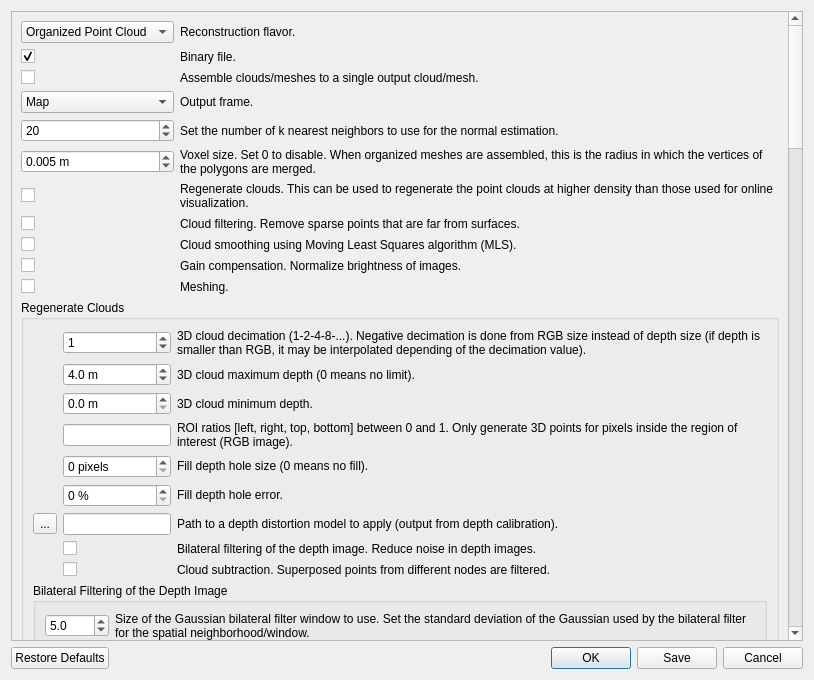
Above: guilib/src/ui/exportCloudsDialog.ui from introlab/rtabmap before the change. Below: the same form after it.
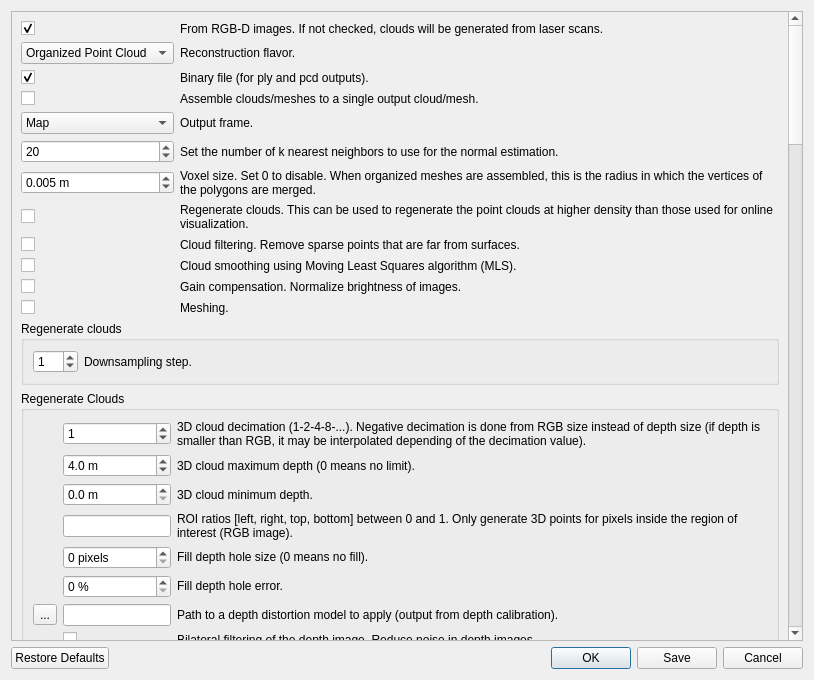
That is the form after the change.

Commit message: Export Clouds: export scans integrated in the same dialog (remove export scans dialog)

The edit to the form file:
```diff
--- a/guilib/src/ui/exportCloudsDialog.ui
+++ b/guilib/src/ui/exportCloudsDialog.ui
@@ -25,23 +25,58 @@
         <x>0</x>
         <y>0</y>
         <width>773</width>
-        <height>3795</height>
+        <height>3895</height>
        </rect>
       </property>
       <layout class="QVBoxLayout" name="verticalLayout_13">
        <item>
         <layout class="QGridLayout" name="gridLayout_8" columnstretch="0,1">
-         <item row="10" column="1">
-          <widget class="QLabel" name="label_binaryFile_12">
+         <item row="1" column="0">
+          <widget class="QComboBox" name="comboBox_pipeline">
+           <item>
+            <property name="text">
+             <string>Organized Point Cloud</string>
+            </property>
+           </item>
+           <item>
+            <property name="text">
+             <string>Dense Point Cloud</string>
+            </property>
+           </item>
+          </widget>
+         </item>
+         <item row="1" column="1">
+          <widget class="QLabel" name="label_12">
            <property name="text">
-            <string>Meshing.</string>
+            <string>Reconstruction flavor.</string>
+           </property>
+          </widget>
+         </item>
+         <item row="8" column="0">
+          <widget class="QCheckBox" name="checkBox_regenerate">
+           <property name="text">
+            <string/>
+           </property>
+          </widget>
+         </item>
+         <item row="9" column="0">
+          <widget class="QCheckBox" name="checkBox_filtering">
+           <property name="text">
+            <string/>
+           </property>
+          </widget>
+         </item>
+         <item row="8" column="1">
+          <widget class="QLabel" name="label_regenerate">
+           <property name="text">
+            <string>Regenerate clouds. This can be used to regenerate the point clouds at higher density than those used for online visualization.</string>
            </property>
            <property name="wordWrap">
             <bool>true</bool>
            </property>
           </widget>
          </item>
-         <item row="5" column="1">
+         <item row="7" column="1">
           <widget class="QLabel" name="label_voxel">
            <property name="text">
             <string>Voxel size. Set 0 to disable. When organized meshes are assembled, this is the radius in which the vertices of the polygons are merged.</string>
@@ -51,7 +86,44 @@
            </property>
           </widget>
          </item>
-         <item row="4" column="0">
+         <item row="11" column="0">
+          <widget class="QCheckBox" name="checkBox_gainCompensation">
+           <property name="text">
+            <string/>
+           </property>
+          </widget>
+         </item>
+         <item row="4" column="1">
+          <widget class="QLabel" name="label_binaryFile_2">
+           <property name="text">
+            <string>Assemble clouds/meshes to a single output cloud/mesh.</string>
+           </property>
+           <property name="wordWrap">
+            <bool>true</bool>
+           </property>
+          </widget>
+         </item>
+         <item row="11" column="1">
+          <widget class="QLabel" name="label_gainCompensation">
+           <property name="text">
+            <string>Gain compensation. Normalize brightness of images.</string>
+           </property>
+           <property name="wordWrap">
+            <bool>true</bool>
+           </property>
+          </widget>
+         </item>
+         <item row="5" column="1">
+          <widget class="QLabel" name="label_frame">
+           <property name="text">
+            <string>Output frame.</string>
+           </property>
+           <property name="wordWrap">
+            <bool>true</bool>
+           </property>
+          </widget>
+         </item>
+         <item row="6" column="0">
           <widget class="QSpinBox" name="spinBox_normalKSearch">
            <property name="minimum">
             <number>3</number>
@@ -61,14 +133,17 @@
            </property>
           </widget>
          </item>
-         <item row="10" column="0">
-          <widget class="QCheckBox" name="checkBox_meshing">
+         <item row="12" column="1">
+          <widget class="QLabel" name="label_binaryFile_12">
            <property name="text">
-            <string/>
+            <string>Meshing.</string>
+           </property>
+           <property name="wordWrap">
+            <bool>true</bool>
            </property>
           </widget>
          </item>
-         <item row="7" column="1">
+         <item row="9" column="1">
           <widget class="QLabel" name="label_binaryFile_9">
            <property name="text">
             <string>Cloud filtering. Remove sparse points that are far from surfaces.</string>
@@ -78,28 +153,31 @@
            </property>
           </widget>
          </item>
-         <item row="8" column="0">
+         <item row="10" column="0">
           <widget class="QCheckBox" name="checkBox_smoothing">
            <property name="text">
             <string/>
            </property>
           </widget>
          </item>
-         <item row="7" column="0">
-          <widget class="QCheckBox" name="checkBox_filtering">
+         <item row="3" column="1">
+          <widget class="QLabel" name="label_binaryFile">
            <property name="text">
-            <string/>
+            <string>Binary file (for ply and pcd outputs).</string>
            </property>
+           <property name="wordWrap">
+            <bool>true</bool>
+           </property>
           </widget>
          </item>
-         <item row="6" column="0">
-          <widget class="QCheckBox" name="checkBox_regenerate">
+         <item row="12" column="0">
+          <widget class="QCheckBox" name="checkBox_meshing">
            <property name="text">
             <string/>
            </property>
           </widget>
          </item>
-         <item row="8" column="1">
+         <item row="10" column="1">
           <widget class="QLabel" name="label_binaryFile_10">
            <property name="text">
             <string>Cloud smoothing using Moving Least Squares algorithm (MLS).</string>
@@ -109,7 +187,7 @@
            </property>
           </widget>
          </item>
-         <item row="5" column="0">
+         <item row="7" column="0">
           <widget class="QDoubleSpinBox" name="doubleSpinBox_voxelSize_assembled">
            <property name="suffix">
             <string> m</string>
@@ -128,55 +206,7 @@
            </property>
           </widget>
          </item>
-         <item row="0" column="1">
-          <widget class="QLabel" name="label_12">
-           <property name="text">
-            <string>Reconstruction flavor.</string>
-           </property>
-          </widget>
-         </item>
-         <item row="0" column="0">
-          <widget class="QComboBox" name="comboBox_pipeline">
-           <item>
-            <property name="text">
-             <string>Organized Point Cloud</string>
-            </property>
-           </item>
-           <item>
-            <property name="text">
-             <string>Dense Point Cloud</string>
-            </property>
-           </item>
-          </widget>
-         </item>
-         <item row="1" column="1">
-          <widget class="QLabel" name="label_binaryFile">
-           <property name="text">
-            <string>Binary file.</string>
-           </property>
-           <property name="wordWrap">
-            <bool>true</bool>
-           </property>
-          </widget>
-         </item>
          <item row="6" column="1">
-          <widget class="QLabel" name="label_binaryFile_8">
-           <property name="text">
-            <string>Regenerate clouds. This can be used to regenerate the point clouds at higher density than those used for online visualization.</string>
-           </property>
-           <property name="wordWrap">
-            <bool>true</bool>
-           </property>
-          </widget>
-         </item>
-         <item row="9" column="0">
-          <widget class="QCheckBox" name="checkBox_gainCompensation">
-           <property name="text">
-            <string/>
-           </property>
-          </widget>
-         </item>
-         <item row="4" column="1">
           <widget class="QLabel" name="label_normal">
            <property name="text">
             <string>Set the number of k nearest neighbors to use for the normal estimation.</string>
@@ -186,7 +216,7 @@
            </property>
           </widget>
          </item>
-         <item row="1" column="0">
+         <item row="3" column="0">
           <widget class="QCheckBox" name="checkBox_binary">
            <property name="text">
             <string/>
@@ -196,44 +226,14 @@
            </property>
           </widget>
          </item>
-         <item row="2" column="1">
-          <widget class="QLabel" name="label_binaryFile_2">
-           <property name="text">
-            <string>Assemble clouds/meshes to a single output cloud/mesh.</string>
-           </property>
-           <property name="wordWrap">
-            <bool>true</bool>
-           </property>
-          </widget>
-         </item>
-         <item row="2" column="0">
+         <item row="4" column="0">
           <widget class="QCheckBox" name="checkBox_assemble">
            <property name="text">
             <string/>
            </property>
           </widget>
          </item>
-         <item row="9" column="1">
-          <widget class="QLabel" name="label_gainCompensation">
-           <property name="text">
-            <string>Gain compensation. Normalize brightness of images.</string>
-           </property>
-           <property name="wordWrap">
-            <bool>true</bool>
-           </property>
-          </widget>
-         </item>
-         <item row="3" column="1">
-          <widget class="QLabel" name="label_frame">
-           <property name="text">
-            <string>Output frame.</string>
-           </property>
-           <property name="wordWrap">
-            <bool>true</bool>
-           </property>
-          </widget>
-         </item>
-         <item row="3" column="0">
+         <item row="5" column="0">
           <widget class="QComboBox" name="comboBox_frame">
            <item>
             <property name="text">
@@ -250,10 +250,67 @@
              <string>Camera</string>
             </property>
            </item>
+           <item>
+            <property name="text">
+             <string>Scan</string>
+            </property>
+           </item>
+          </widget>
+         </item>
+         <item row="0" column="1">
+          <widget class="QLabel" name="label_binaryFile_11">
+           <property name="text">
+            <string>From RGB-D images. If not checked, clouds will be generated from laser scans.</string>
+           </property>
+           <property name="wordWrap">
+            <bool>true</bool>
+           </property>
+          </widget>
+         </item>
+         <item row="0" column="0">
+          <widget class="QCheckBox" name="checkBox_fromDepth">
+           <property name="text">
+            <string/>
+           </property>
+           <property name="checked">
+            <bool>true</bool>
+           </property>
           </widget>
          </item>
         </layout>
        </item>
+       <item>
+        <widget class="QGroupBox" name="groupBox_regenerateScans">
+         <property name="title">
+          <string>Regenerate clouds</string>
+         </property>
+         <layout class="QGridLayout" name="gridLayout_18" columnstretch="0,1">
+          <item row="0" column="0">
+           <widget class="QSpinBox" name="spinBox_decimation_scan">
+            <property name="minimum">
+             <number>-32</number>
+            </property>
+            <property name="maximum">
+             <number>32</number>
+            </property>
+            <property name="value">
+             <number>1</number>
+            </property>
+           </widget>
+          </item>
+          <item row="0" column="1">
+           <widget class="QLabel" name="label_109">
+            <property name="text">
+             <string>Downsampling step.</string>
+            </property>
+            <property name="wordWrap">
+             <bool>true</bool>
+            </property>
+           </widget>
+          </item>
+         </layout>
+        </widget>
+       </item>
        <item>
         <widget class="QGroupBox" name="groupBox_regenerate">
          <property name="title">
```
The commit also changes 13 other files.
